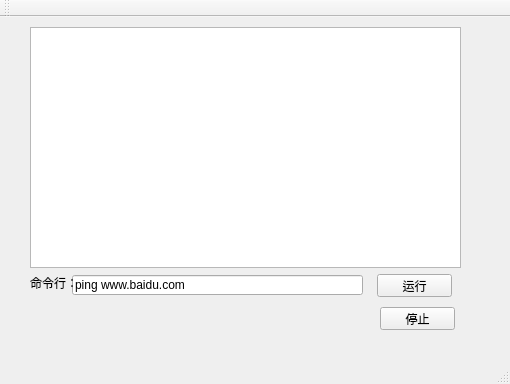
Old version of the form mainwindow.ui in the repository Bingao-hn/demo_thread.
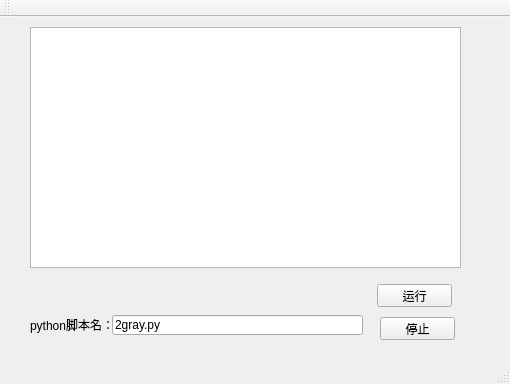
New version of the form.

Patch:
```diff
--- a/mainwindow.ui
+++ b/mainwindow.ui
@@ -31,7 +31,7 @@
     <property name="geometry">
      <rect>
       <x>377</x>
-      <y>257</y>
+      <y>267</y>
       <width>75</width>
       <height>23</height>
      </rect>
@@ -43,34 +43,34 @@
    <widget class="QLineEdit" name="lineEdit_cmd">
     <property name="geometry">
      <rect>
-      <x>72</x>
-      <y>258</y>
-      <width>291</width>
+      <x>112</x>
+      <y>298</y>
+      <width>251</width>
       <height>20</height>
      </rect>
     </property>
     <property name="text">
-     <string>ping www.baidu.com</string>
+     <string>2gray.py</string>
     </property>
    </widget>
    <widget class="QLabel" name="label">
     <property name="geometry">
      <rect>
       <x>30</x>
-      <y>260</y>
-      <width>54</width>
-      <height>12</height>
+      <y>300</y>
+      <width>91</width>
+      <height>16</height>
      </rect>
     </property>
     <property name="text">
-     <string>命令行：</string>
+     <string>python脚本名：</string>
     </property>
    </widget>
    <widget class="QPushButton" name="btn_stop">
     <property name="geometry">
      <rect>
       <x>380</x>
-      <y>290</y>
+      <y>300</y>
       <width>75</width>
       <height>23</height>
      </rect>
```
